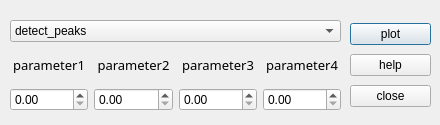
mrvx666/Rock-spectrum-assistant, file utils/findpeaks/findpeaksdialog.ui: the form before one commit.
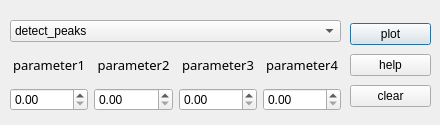
The form after the commit. Icons and pictures are not drawn.

```diff
--- a/utils/findpeaks/findpeaksdialog.ui
+++ b/utils/findpeaks/findpeaksdialog.ui
@@ -171,7 +171,7 @@
     <item>
      <widget class="QPushButton" name="closebutton">
       <property name="text">
-       <string>close</string>
+       <string>clear</string>
       </property>
      </widget>
     </item>
```
Left out of the diff: 2 changed lines with no effect on the pictures.
